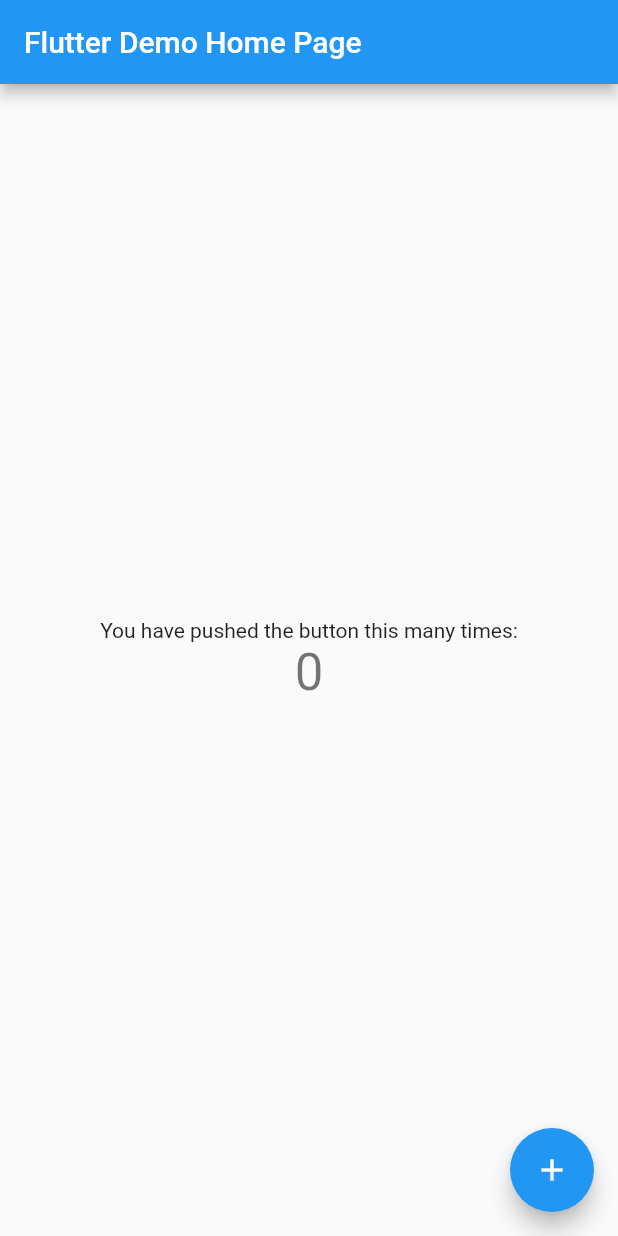
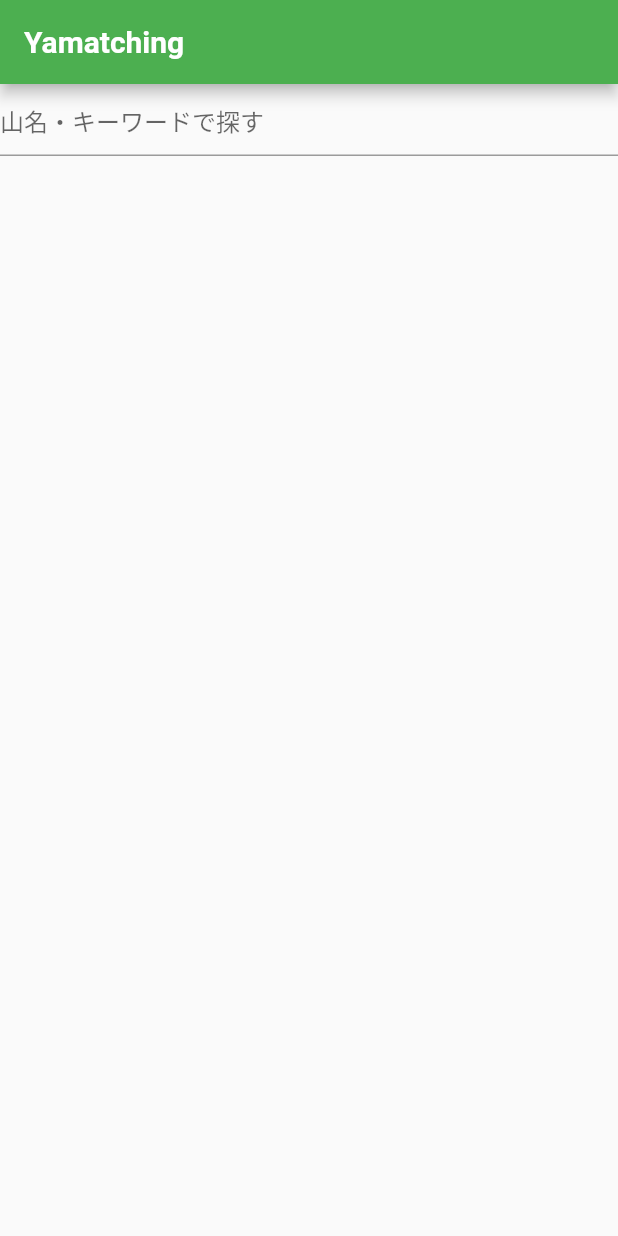
Before and after one commit to kolbe-ryo/Yamatching_dev, a Flutter app: the screen it shows after launch, on a phone screen of 412 x 824 dp. Run offline on Flutter 3.47's test engine with Material 2 defaults, Android fonts, the phone set to English and light mode, and no system bars; Roboto replaces fonts that are missing (WaterBrush).

Commit message:
AppBerにタイトルを追加

```diff
--- a/lib/main.dart
+++ b/lib/main.dart
@@ -13,7 +13,7 @@
     return MaterialApp(
       title: 'Flutter Demo',
       theme: ThemeData(
-        primarySwatch: Colors.blue,
+        primarySwatch: Colors.green,
       ),
       home: const MyHomePage(title: 'Flutter Demo Home Page'),
     );
@@ -42,27 +42,25 @@
   Widget build(BuildContext context) {
     return Scaffold(
       appBar: AppBar(
-        title: Text(widget.title),
-      ),
-      body: Center(
-        child: Column(
-          mainAxisAlignment: MainAxisAlignment.center,
-          children: <Widget>[
-            const Text(
-              'You have pushed the button this many times:',
-            ),
-            Text(
-              '$_counter',
-              style: Theme.of(context).textTheme.headline4,
-            ),
-          ],
+        centerTitle: false,
+        title: Text(
+          "Yamatching",
+          style: TextStyle(
+            fontFamily: 'WaterBrush',
+            fontSize: 20,
+            color: Colors.white,
+            fontWeight: FontWeight.bold,
+          ),
         ),
       ),
-      floatingActionButton: FloatingActionButton(
-        onPressed: _incrementCounter,
-        tooltip: 'Increment',
-        child: const Icon(Icons.add),
-      ), // This trailing comma makes auto-formatting nicer for build methods.
+      body: Container(
+        width: double.infinity,
+        child: TextField(
+          decoration: InputDecoration(
+            hintText: '山名・キーワードで探す',
+          ),
+        ),
+      ),
     );
   }
 }
```
